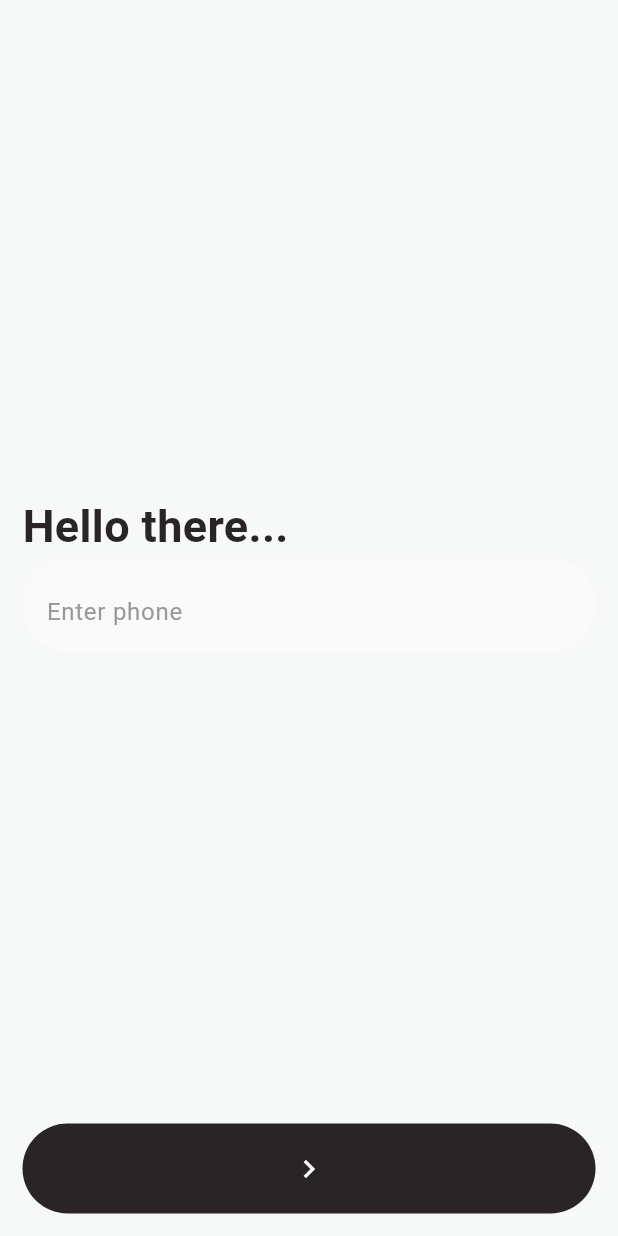
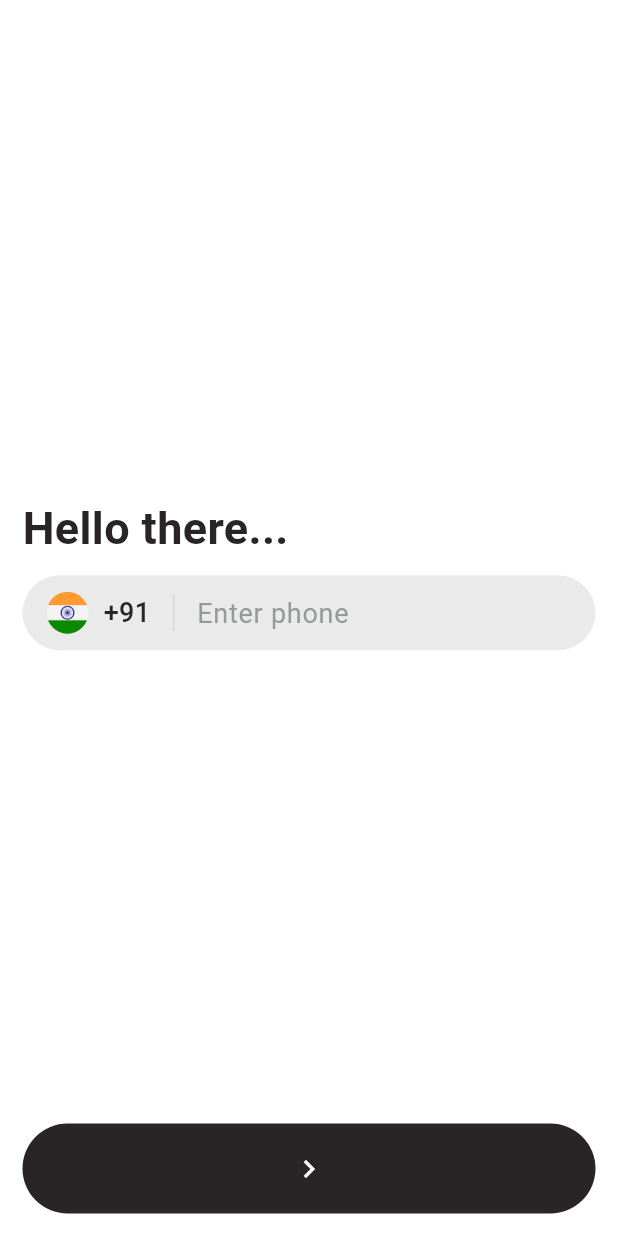
Before and after one commit to ambujgupta29/SYS_FrontEnd, a Flutter app: the screen it shows after launch, on a phone screen of 412 x 824 dp. Run offline on Flutter 3.47's test engine with Material 3 defaults, Android fonts, the phone set to English and light mode, and no system bars.

Commit message:
updated login phone screen

```diff
--- a/lib/ui/screens/login/login_phone_screen.dart
+++ b/lib/ui/screens/login/login_phone_screen.dart
@@ -1,4 +1,5 @@
 import 'package:flutter/material.dart';
+import 'package:sys_mobile/ui/utils/app_images.dart';
 import 'package:sys_mobile/ui/utils/theme.dart';
 import 'package:sys_mobile/ui/utils/widgets.dart';
 
@@ -27,13 +28,38 @@ class _LoginPhoneScreenState extends State<LoginPhoneScreen> {
                 Text(
                   'Hello there...',
                   style: SysAppTheme().textStyle(
-                    color: SysAppTheme().textColor,
                     fontSize: SysAppTheme().fontSizeBannerHeading,
                     fontWeight: SysAppTheme().fontWeightBannerHeading,
+                    color: SysAppTheme().textColor,
                   ),
                 ),
+                const SizedBox(height: 10,),
                 TextFieldBox(
+                  padding: const EdgeInsets.only(left: 0, right: 25),
                   hintText: 'Enter phone',
+                  leadingIcon: Row(
+                    children: <Widget>[
+                      CircleAvatar(
+                        backgroundImage: AppImages.indianFlagCircular(),
+                        radius: 14,
+                      ),
+                      const SizedBox(width: 10,),
+                      Text(
+                        '+91',
+                        style: SysAppTheme().textStyle(
+                          fontSize: SysAppTheme().fontSizeDefaultHeading,
+                          fontWeight: SysAppTheme().fontWeightDefaultHeading,
+                          color: SysAppTheme().textColor,
+                        ),
+                      ),
+                      Container(
+                        margin: const EdgeInsets.only(left: 15),
+                        height: 24,
+                        width: 1,
+                        color: SysAppTheme().borderGrey,
+                      )
+                    ],
+                  ),
                 ),
               ],
             ),
--- /dev/null
+++ b/lib/ui/utils/app_images.dart
@@ -0,0 +1,7 @@
+import 'package:flutter/material.dart';
+
+class AppImages{
+  static AssetImage indianFlagCircular() {
+    return const AssetImage('lib/assets/images/indian_flag_circular.png');
+  }
+}
--- a/lib/ui/utils/theme.dart
+++ b/lib/ui/utils/theme.dart
@@ -31,13 +31,13 @@ class SysAppTheme{
 
   Color white = const Color(0xffffffff);
   Color black = const Color(0xff292526);
-  Color backgroundColor = const Color(0xfff7f8f8);
+  Color backgroundColor = const Color(0xffffffff);
   Color backgroundLowContrast = const Color(0xffdee0e1);
-  Color cardColor = const Color(0xfffafafa);
+  Color cardColor = const Color(0xffeaeaea);
   Color buttonColor = const Color(0xff292526);
   Color buttonTextColor = const Color(0xffffffff);
   Color defaultGrey = const Color(0xffeaebeb);
-  Color borderGrey = const Color(0xffeaebeb);
+  Color borderGrey = const Color(0xffd7d7d7);
   Color textGrey = const Color(0xff969999);
   Color textColor = const Color(0xff292526);
   Color highlightColor = const Color(0xfffb8c3b);
@@ -49,11 +49,11 @@ class SysAppTheme{
         white = const Color(0xffffffff);
         backgroundColor = const Color(0xffffffff);
         backgroundLowContrast = const Color(0xffdee0e1);
-        cardColor = const Color(0xfffafafa);
+        cardColor = const Color(0xffeaeaea);
         buttonColor = const Color(0xff292526);
         buttonTextColor = const Color(0xffffffff);
         defaultGrey = const Color(0xffeaebeb);
-        borderGrey = const Color(0xffeaebeb);
+        borderGrey = const Color(0xffd7d7d7);
         textGrey = const Color(0xff969999);
         textColor = const Color(0xff292526);
         highlightColor = const Color(0xfffb8c3b);
@@ -84,11 +84,11 @@ class SysAppTheme{
 
   double fontSizeBannerHeading = 30;
   double fontSizeBannerBody = 14;
-  double fontSizeDefaultHeading = 30;
-  double fontSizeDefaultBody = 30;
+  double fontSizeDefaultHeading = 18;
+  double fontSizeDefaultBody = 16;
   double fontSizePageTitle = 30;
-  double fontSizeTabBar = 30;
-  double fontSizeBottomNav = 30;
+  double fontSizeTabBar = 18;
+  double fontSizeBottomNav = 14;
 
   FontWeight fontWeightBannerHeading = FontWeight.w600;
   FontWeight fontWeightDefaultHeading = FontWeight.w500;
--- a/lib/ui/utils/widgets.dart
+++ b/lib/ui/utils/widgets.dart
@@ -9,6 +9,7 @@ Widget TextFieldBox({
   TextStyle? textStyle,
   String? hintText,
   TextStyle? hintTextStyle,
+  int? maxLength,
   bool obscureText = false,
   void Function(String)? onChanged,
   Widget? trailingIcon,
@@ -17,11 +18,13 @@ Widget TextFieldBox({
   Color? borderColor,
   bool hasShadow = false,
   Color? shadowColor,
+  EdgeInsets? padding,
 }){
   return Container(
+    padding: padding ?? const EdgeInsets.symmetric(horizontal: 25),
     height: height,
     width: width,
-    padding: const EdgeInsets.symmetric(horizontal: 15),
+    alignment: Alignment.center,
     decoration: BoxDecoration(
       color: color ?? SysAppTheme().cardColor,
       borderRadius: BorderRadius.circular(SysAppTheme().borderRadiusForButton),
@@ -39,6 +42,7 @@ Widget TextFieldBox({
           : null,
     ),
     child: Row(
+      crossAxisAlignment: CrossAxisAlignment.center,
       children: [
         if (leadingIcon != null)
           Padding(
@@ -51,21 +55,25 @@ Widget TextFieldBox({
           child: TextField(
             controller: controller,
             maxLines: 1,
-            maxLength: 30,
+            maxLength: maxLength ?? 30,
             obscureText: obscureText,
             decoration: InputDecoration(
+              contentPadding: const EdgeInsets.all(0),
               enabledBorder: InputBorder.none,
               hintText: hintText,
-              hintStyle: SysAppTheme().textStyle(
-                fontSize: 16,
+              hintStyle: hintTextStyle ?? SysAppTheme().textStyle(
+                fontSize: SysAppTheme().fontSizeDefaultHeading,
+                fontWeight: SysAppTheme().fontWeightDefaultBody,
                 color: SysAppTheme().textGrey,
               ),
               focusedBorder: InputBorder.none,
               disabledBorder: InputBorder.none,
               counterText: '',
             ),
-            style: SysAppTheme().textStyle(
-              color: SysAppTheme().textGrey,
+            style: textStyle ?? SysAppTheme().textStyle(
+              fontSize: SysAppTheme().fontSizeDefaultHeading,
+              fontWeight: SysAppTheme().fontWeightDefaultHeading,
+              color: SysAppTheme().textColor,
             ),
             onChanged: onChanged,
           ),
--- a/pubspec.yaml
+++ b/pubspec.yaml
@@ -62,6 +62,8 @@ flutter:
   # assets:
   #   - images/a_dot_burr.jpeg
   #   - images/a_dot_ham.jpeg
+  assets:
+    - lib/assets/images/
 
   # An image asset can refer to one or more resolution-specific "variants", see
   # https://flutter.dev/assets-and-images/#resolution-aware
```
Also changed, not shown: lib/assets/images/indian_flag_circular.png (added), 2 other files.
